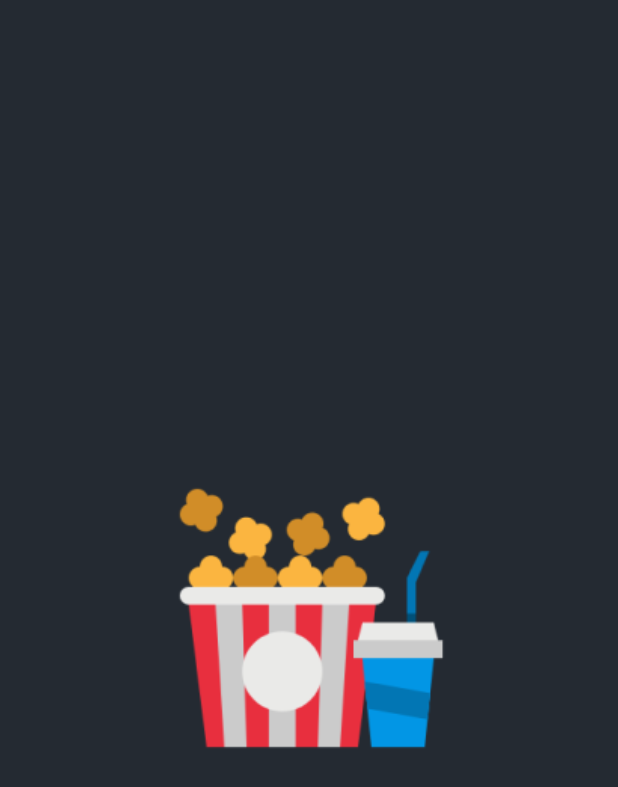
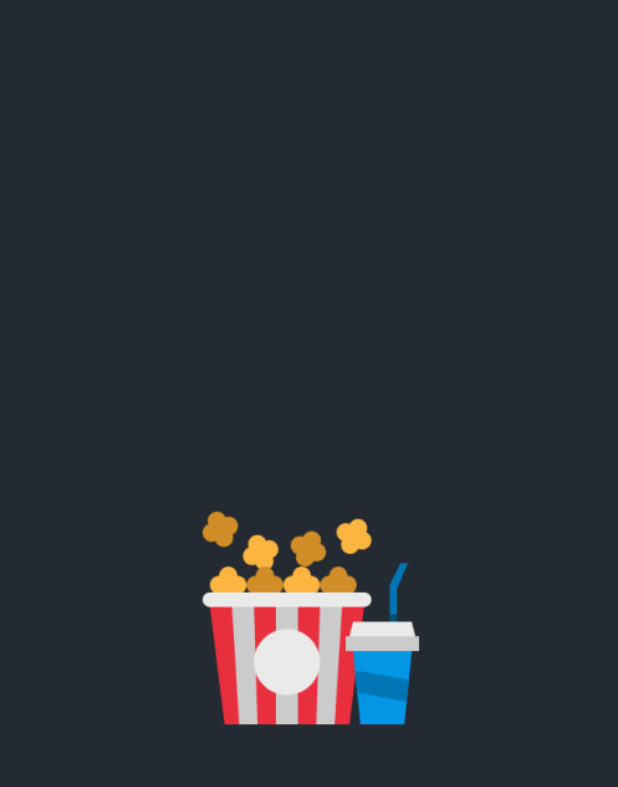
Before and after one commit to bishal-rumba007/flick-pics, a Flutter app: the SplashPage screen opened directly, on a phone screen of 412 x 824 dp. Shown: the top 787 px of the screen. Run offline on Flutter 3.47's test engine with Material 2 defaults, Android fonts, the phone set to English and light mode, and no system bars; our stand-ins replace dartz, dio, flutter_riverpod, hive_flutter; accounts and stored records are empty.

Commit message:
splash image height make responsive

```diff
--- a/lib/screens/splash/splash_page.dart
+++ b/lib/screens/splash/splash_page.dart
@@ -1,5 +1,6 @@
 import 'package:flutter/material.dart';
 import 'package:movie_app/screens/home/home_page.dart';
+import 'package:movie_app/utils/device_size.dart';
 
 
 class SplashPage extends StatefulWidget {
@@ -18,12 +19,14 @@ class _SplashPageState extends State<SplashPage> {
 
   @override
   Widget build(BuildContext context) {
+    final h = DeviceSize.height;
+    final w = DeviceSize.width;
     return Scaffold(
       backgroundColor: const Color(0xff242A32),
       body: Center(
         child: SizedBox(
-          height: 190,
-          width: 190,
+          height: h * 0.19,
+          width: w * 0.38,
           child: Image.asset("assets/images/splash.png", fit: BoxFit.cover),
         ),
       ),
```
